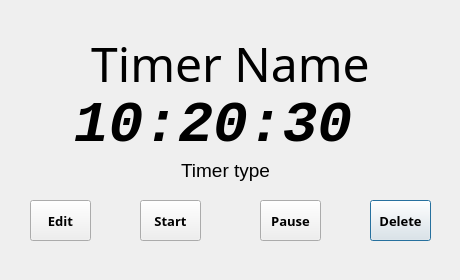
Above: lab2/lab2-qt/showtimer.ui from Megarekrut65/OOP-labs before the change. Below: the same form after it.
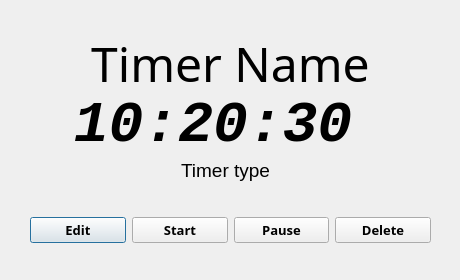
That is the form after the change.

The edit to the form file:
```diff
--- a/lab2/lab2-qt/showtimer.ui
+++ b/lab2/lab2-qt/showtimer.ui
@@ -31,87 +31,6 @@
   <property name="windowTitle">
    <string>Dialog</string>
   </property>
-  <widget class="QPushButton" name="btnDelete">
-   <property name="enabled">
-    <bool>true</bool>
-   </property>
-   <property name="geometry">
-    <rect>
-     <x>370</x>
-     <y>200</y>
-     <width>61</width>
-     <height>41</height>
-    </rect>
-   </property>
-   <property name="font">
-    <font>
-     <family>Yu Mincho Demibold</family>
-     <pointsize>10</pointsize>
-     <weight>75</weight>
-     <bold>true</bold>
-    </font>
-   </property>
-   <property name="cursor">
-    <cursorShape>PointingHandCursor</cursorShape>
-   </property>
-   <property name="text">
-    <string>Delete</string>
-   </property>
-  </widget>
-  <widget class="QPushButton" name="btnEdit">
-   <property name="enabled">
-    <bool>true</bool>
-   </property>
-   <property name="geometry">
-    <rect>
-     <x>30</x>
-     <y>200</y>
-     <width>61</width>
-     <height>41</height>
-    </rect>
-   </property>
-   <property name="font">
-    <font>
-     <family>Yu Mincho Demibold</family>
-     <pointsize>10</pointsize>
-     <weight>75</weight>
-     <bold>true</bold>
-    </font>
-   </property>
-   <property name="cursor">
-    <cursorShape>PointingHandCursor</cursorShape>
-   </property>
-   <property name="text">
-    <string>Edit</string>
-   </property>
-  </widget>
-  <widget class="QPushButton" name="btnPause">
-   <property name="enabled">
-    <bool>true</bool>
-   </property>
-   <property name="geometry">
-    <rect>
-     <x>260</x>
-     <y>200</y>
-     <width>61</width>
-     <height>41</height>
-    </rect>
-   </property>
-   <property name="font">
-    <font>
-     <family>Yu Mincho Demibold</family>
-     <pointsize>10</pointsize>
-     <weight>75</weight>
-     <bold>true</bold>
-    </font>
-   </property>
-   <property name="cursor">
-    <cursorShape>PointingHandCursor</cursorShape>
-   </property>
-   <property name="text">
-    <string>Pause</string>
-   </property>
-  </widget>
   <widget class="QLabel" name="lblTimer">
    <property name="geometry">
     <rect>
@@ -144,33 +63,6 @@
     <bool>false</bool>
    </property>
   </widget>
-  <widget class="QPushButton" name="btnStart">
-   <property name="enabled">
-    <bool>true</bool>
-   </property>
-   <property name="geometry">
-    <rect>
-     <x>140</x>
-     <y>200</y>
-     <width>61</width>
-     <height>41</height>
-    </rect>
-   </property>
-   <property name="font">
-    <font>
-     <family>Yu Mincho Demibold</family>
-     <pointsize>10</pointsize>
-     <weight>75</weight>
-     <bold>true</bold>
-    </font>
-   </property>
-   <property name="cursor">
-    <cursorShape>PointingHandCursor</cursorShape>
-   </property>
-   <property name="text">
-    <string>Start</string>
-   </property>
-  </widget>
   <widget class="QLabel" name="lblTimerName">
    <property name="geometry">
     <rect>
@@ -238,6 +130,102 @@
     <set>Qt::AlignCenter</set>
    </property>
   </widget>
+  <widget class="QWidget" name="horizontalLayoutWidget">
+   <property name="geometry">
+    <rect>
+     <x>30</x>
+     <y>210</y>
+     <width>401</width>
+     <height>41</height>
+    </rect>
+   </property>
+   <layout class="QHBoxLayout" name="horizontalLayout">
+    <item>
+     <widget class="QPushButton" name="btnEdit">
+      <property name="enabled">
+       <bool>true</bool>
+      </property>
+      <property name="font">
+       <font>
+        <family>Yu Mincho Demibold</family>
+        <pointsize>10</pointsize>
+        <weight>75</weight>
+        <bold>true</bold>
+       </font>
+      </property>
+      <property name="cursor">
+       <cursorShape>PointingHandCursor</cursorShape>
+      </property>
+      <property name="text">
+       <string>Edit</string>
+      </property>
+     </widget>
+    </item>
+    <item>
+     <widget class="QPushButton" name="btnStart">
+      <property name="enabled">
+       <bool>true</bool>
+      </property>
+      <property name="font">
+       <font>
+        <family>Yu Mincho Demibold</family>
+        <pointsize>10</pointsize>
+        <weight>75</weight>
+        <bold>true</bold>
+       </font>
+      </property>
+      <property name="cursor">
+       <cursorShape>PointingHandCursor</cursorShape>
+      </property>
+      <property name="text">
+       <string>Start</string>
+      </property>
+     </widget>
+    </item>
+    <item>
+     <widget class="QPushButton" name="btnPause">
+      <property name="enabled">
+       <bool>true</bool>
+      </property>
+      <property name="font">
+       <font>
+        <family>Yu Mincho Demibold</family>
+        <pointsize>10</pointsize>
+        <weight>75</weight>
+        <bold>true</bold>
+       </font>
+      </property>
+      <property name="cursor">
+       <cursorShape>PointingHandCursor</cursorShape>
+      </property>
+      <property name="text">
+       <string>Pause</string>
+      </property>
+     </widget>
+    </item>
+    <item>
+     <widget class="QPushButton" name="btnDelete">
+      <property name="enabled">
+       <bool>true</bool>
+      </property>
+      <property name="font">
+       <font>
+        <family>Yu Mincho Demibold</family>
+        <pointsize>10</pointsize>
+        <weight>75</weight>
+        <bold>true</bold>
+       </font>
+      </property>
+      <property name="cursor">
+       <cursorShape>PointingHandCursor</cursorShape>
+      </property>
+      <property name="text">
+       <string>Delete</string>
+      </property>
+     </widget>
+    </item>
+   </layout>
+  </widget>
  </widget>
  <resources/>
  <connections/>
```
